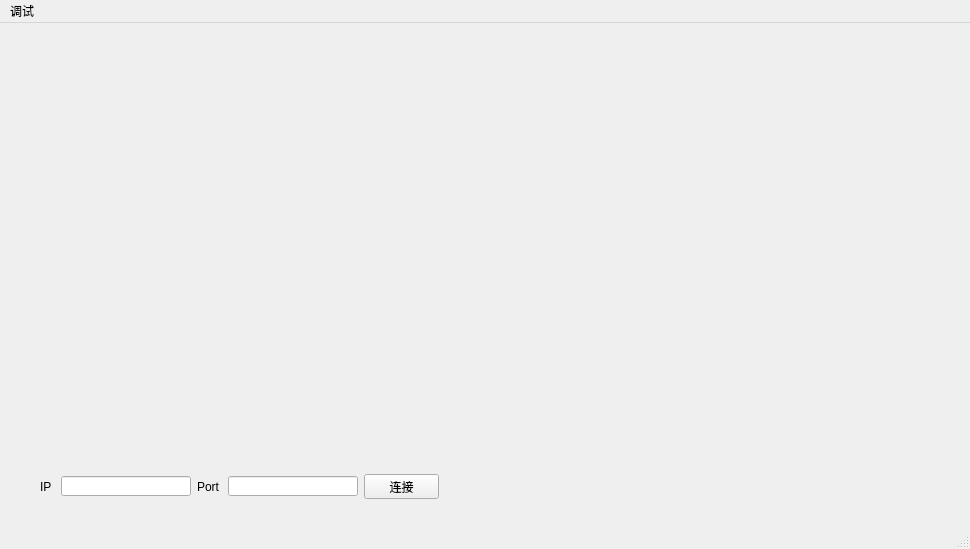
This is mainwindow.ui in SixOld/ParamTool as Qt 5 draws it before an edit. The edited form follows.
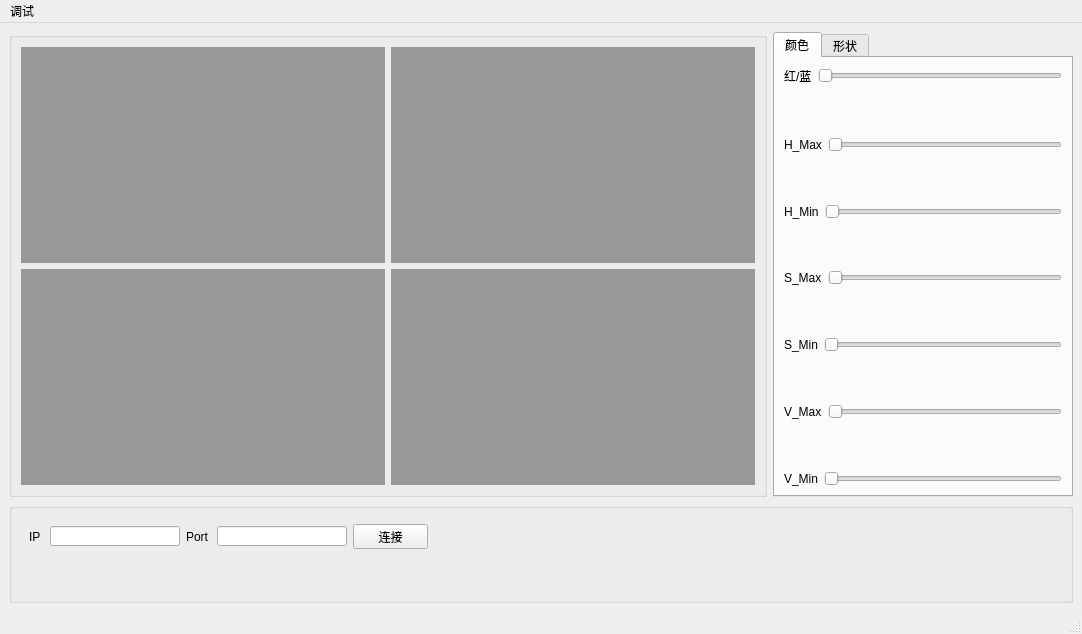
This is the edited form.

Commit message: feat(界面): 添加滑动条

```diff
--- a/mainwindow.ui
+++ b/mainwindow.ui
@@ -6,19 +6,367 @@
    <rect>
     <x>0</x>
     <y>0</y>
-    <width>970</width>
-    <height>549</height>
+    <width>1082</width>
+    <height>634</height>
    </rect>
   </property>
   <property name="windowTitle">
    <string>MainWindow</string>
   </property>
   <widget class="QWidget" name="centralwidget">
-   <widget class="QWidget" name="">
+   <layout class="QHBoxLayout" name="horizontalLayout_3">
+    <item>
+     <layout class="QVBoxLayout" name="verticalLayout">
+      <property name="sizeConstraint">
+       <enum>QLayout::SetMinimumSize</enum>
+      </property>
+      <item>
+       <layout class="QHBoxLayout" name="horizontalLayout_2">
+        <item>
+         <widget class="QGroupBox" name="groupBox">
+          <property name="sizePolicy">
+           <sizepolicy hsizetype="Preferred" vsizetype="Preferred">
+            <horstretch>0</horstretch>
+            <verstretch>0</verstretch>
+           </sizepolicy>
+          </property>
+          <property name="layoutDirection">
+           <enum>Qt::LeftToRight</enum>
+          </property>
+          <property name="title">
+           <string/>
+          </property>
+          <layout class="QHBoxLayout" name="horizontalLayout_6">
+           <item>
+            <layout class="QVBoxLayout" name="verticalLayout_2">
+             <item>
+              <layout class="QHBoxLayout" name="horizontalLayout_4">
+               <item>
+                <widget class="QLabel" name="Image_frame">
+                 <property name="styleSheet">
+                  <string notr="true">background-color: rgb(152, 152, 152);</string>
+                 </property>
+                 <property name="text">
+                  <string/>
+                 </property>
+                </widget>
+               </item>
+               <item>
+                <widget class="QLabel" name="Image_binary">
+                 <property name="styleSheet">
+                  <string notr="true">background-color: rgb(152, 152, 152);</string>
+                 </property>
+                 <property name="text">
+                  <string/>
+                 </property>
+                </widget>
+               </item>
+              </layout>
+             </item>
+             <item>
+              <layout class="QHBoxLayout" name="horizontalLayout_5">
+               <item>
+                <widget class="QLabel" name="Image_finall">
+                 <property name="styleSheet">
+                  <string notr="true">background-color: rgb(152, 152, 152);</string>
+                 </property>
+                 <property name="text">
+                  <string/>
+                 </property>
+                </widget>
+               </item>
+               <item>
+                <widget class="QLabel" name="Image_backup">
+                 <property name="styleSheet">
+                  <string notr="true">background-color: rgb(152, 152, 152);</string>
+                 </property>
+                 <property name="text">
+                  <string/>
+                 </property>
+                </widget>
+               </item>
+              </layout>
+             </item>
+            </layout>
+           </item>
+          </layout>
+         </widget>
+        </item>
+        <item>
+         <widget class="QTabWidget" name="tabWidget">
+          <property name="sizePolicy">
+           <sizepolicy hsizetype="Preferred" vsizetype="Preferred">
+            <horstretch>0</horstretch>
+            <verstretch>0</verstretch>
+           </sizepolicy>
+          </property>
+          <property name="minimumSize">
+           <size>
+            <width>300</width>
+            <height>0</height>
+           </size>
+          </property>
+          <property name="maximumSize">
+           <size>
+            <width>300</width>
+            <height>16777215</height>
+           </size>
+          </property>
+          <property name="currentIndex">
+           <number>0</number>
+          </property>
+          <widget class="QWidget" name="tabWidgetPage1">
+           <attribute name="title">
+            <string>颜色</string>
+           </attribute>
+           <layout class="QVBoxLayout" name="verticalLayout_4">
+            <item>
+             <layout class="QVBoxLayout" name="verticalLayout_3">
+              <item>
+               <layout class="QHBoxLayout" name="horizontalLayout_7">
+                <item>
+                 <widget class="QLabel" name="label_3">
+                  <property name="text">
+                   <string>红/蓝</string>
+                  </property>
+                 </widget>
+                </item>
+                <item>
+                 <widget class="QSlider" name="horizontalSlider_color">
+                  <property name="orientation">
+                   <enum>Qt::Horizontal</enum>
+                  </property>
+                 </widget>
+                </item>
+               </layout>
+              </item>
+              <item>
+               <spacer name="verticalSpacer">
+                <property name="orientation">
+                 <enum>Qt::Vertical</enum>
+                </property>
+                <property name="sizeHint" stdset="0">
+                 <size>
+                  <width>20</width>
+                  <height>40</height>
+                 </size>
+                </property>
+               </spacer>
+              </item>
+              <item>
+               <layout class="QHBoxLayout" name="horizontalLayout_8">
+                <item>
+                 <widget class="QLabel" name="label_4">
+                  <property name="text">
+                   <string>H_Max</string>
+                  </property>
+                 </widget>
+                </item>
+                <item>
+                 <widget class="QSlider" name="horizontalSlider_hMax">
+                  <property name="orientation">
+                   <enum>Qt::Horizontal</enum>
+                  </property>
+                 </widget>
+                </item>
+               </layout>
+              </item>
+              <item>
+               <spacer name="verticalSpacer_2">
+                <property name="orientation">
+                 <enum>Qt::Vertical</enum>
+                </property>
+                <property name="sizeHint" stdset="0">
+                 <size>
+                  <width>20</width>
+                  <height>40</height>
+                 </size>
+                </property>
+               </spacer>
+              </item>
+              <item>
+               <layout class="QHBoxLayout" name="horizontalLayout_9">
+                <item>
+                 <widget class="QLabel" name="label_5">
+                  <property name="text">
+                   <string>H_Min</string>
+                  </property>
+                 </widget>
+                </item>
+                <item>
+                 <widget class="QSlider" name="horizontalSlider_hMin">
+                  <property name="orientation">
+                   <enum>Qt::Horizontal</enum>
+                  </property>
+                 </widget>
+                </item>
+               </layout>
+              </item>
+              <item>
+               <spacer name="verticalSpacer_3">
+                <property name="orientation">
+                 <enum>Qt::Vertical</enum>
+                </property>
+                <property name="sizeHint" stdset="0">
+                 <size>
+                  <width>20</width>
+                  <height>40</height>
+                 </size>
+                </property>
+               </spacer>
+              </item>
+              <item>
+               <layout class="QHBoxLayout" name="horizontalLayout_10">
+                <item>
+                 <widget class="QLabel" name="label_6">
+                  <property name="text">
+                   <string>S_Max</string>
+                  </property>
+                 </widget>
+                </item>
+                <item>
+                 <widget class="QSlider" name="horizontalSlider_sMax">
+                  <property name="orientation">
+                   <enum>Qt::Horizontal</enum>
+                  </property>
+                 </widget>
+                </item>
+               </layout>
+              </item>
+              <item>
+               <spacer name="verticalSpacer_4">
+                <property name="orientation">
+                 <enum>Qt::Vertical</enum>
+                </property>
+                <property name="sizeHint" stdset="0">
+                 <size>
+                  <width>20</width>
+                  <height>40</height>
+                 </size>
+                </property>
+               </spacer>
+              </item>
+              <item>
+               <layout class="QHBoxLayout" name="horizontalLayout_11">
+                <item>
+                 <widget class="QLabel" name="label_7">
+                  <property name="text">
+                   <string>S_Min</string>
+                  </property>
+                 </widget>
+                </item>
+                <item>
+                 <widget class="QSlider" name="horizontalSlider_sMin">
+                  <property name="orientation">
+                   <enum>Qt::Horizontal</enum>
+                  </property>
+                 </widget>
+                </item>
+               </layout>
+              </item>
+              <item>
+               <spacer name="verticalSpacer_5">
+                <property name="orientation">
+                 <enum>Qt::Vertical</enum>
+                </property>
+                <property name="sizeHint" stdset="0">
+                 <size>
+                  <width>20</width>
+                  <height>40</height>
+                 </size>
+                </property>
+               </spacer>
+              </item>
+              <item>
+               <layout class="QHBoxLayout" name="horizontalLayout_12">
+                <item>
+                 <widget class="QLabel" name="label_8">
+                  <property name="text">
+                   <string>V_Max</string>
+                  </property>
+                 </widget>
+                </item>
+                <item>
+                 <widget class="QSlider" name="horizontalSlider_vMax">
+                  <property name="orientation">
+                   <enum>Qt::Horizontal</enum>
+                  </property>
+                 </widget>
+                </item>
+               </layout>
+              </item>
+              <item>
+               <spacer name="verticalSpacer_6">
+                <property name="orientation">
+                 <enum>Qt::Vertical</enum>
+                </property>
+                <property name="sizeHint" stdset="0">
+                 <size>
+                  <width>20</width>
+                  <height>40</height>
+                 </size>
+                </property>
+               </spacer>
+              </item>
+              <item>
+               <layout class="QHBoxLayout" name="horizontalLayout_13">
+                <item>
+                 <widget class="QLabel" name="label_9">
+                  <property name="text">
+                   <string>V_Min</string>
+                  </property>
+                 </widget>
+                </item>
+                <item>
+                 <widget class="QSlider" name="horizontalSlider_vMin">
+                  <property name="orientation">
+                   <enum>Qt::Horizontal</enum>
+                  </property>
+                 </widget>
+                </item>
+               </layout>
+              </item>
+             </layout>
+            </item>
+           </layout>
+          </widget>
+          <widget class="QWidget" name="tab">
+           <attribute name="title">
+            <string>形状</string>
+           </attribute>
+          </widget>
+         </widget>
+        </item>
+       </layout>
+      </item>
+      <item>
+       <widget class="QGroupBox" name="groupBox_3">
+        <property name="sizePolicy">
+         <sizepolicy hsizetype="Preferred" vsizetype="Preferred">
+          <horstretch>0</horstretch>
+          <verstretch>0</verstretch>
+         </sizepolicy>
+        </property>
+        <property name="minimumSize">
+         <size>
+          <width>0</width>
+          <height>100</height>
+         </size>
+        </property>
+        <property name="maximumSize">
+         <size>
+          <width>16777215</width>
+          <height>100</height>
+         </size>
+        </property>
+        <property name="title">
+         <string/>
+        </property>
+        <widget class="QWidget" name="layoutWidget">
     <property name="geometry">
      <rect>
-      <x>40</x>
-      <y>450</y>
+           <x>20</x>
+           <y>20</y>
       <width>403</width>
       <height>27</height>
      </rect>
@@ -116,12 +464,17 @@
     </layout>
    </widget>
   </widget>
+      </item>
+     </layout>
+    </item>
+   </layout>
+  </widget>
   <widget class="QMenuBar" name="menubar">
    <property name="geometry">
     <rect>
      <x>0</x>
      <y>0</y>
-     <width>970</width>
+     <width>1082</width>
      <height>23</height>
     </rect>
    </property>
```
Lines whose indentation alone changed are shown as unchanged. The commit also changes 7 other files.
